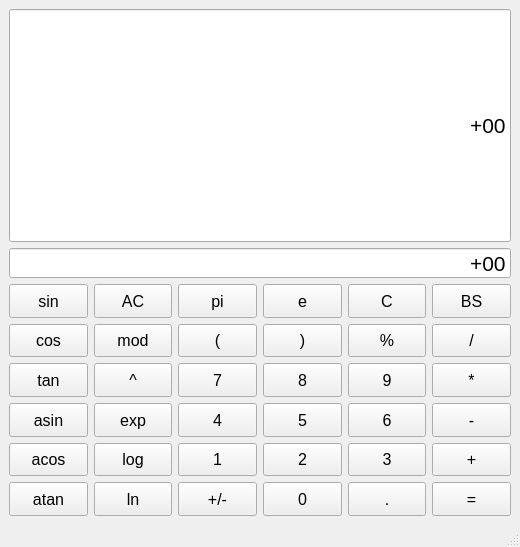
Qt form QtM37_01_Calculator/calculator.ui (IgorTsoy2022/SkillBox) before a commit.
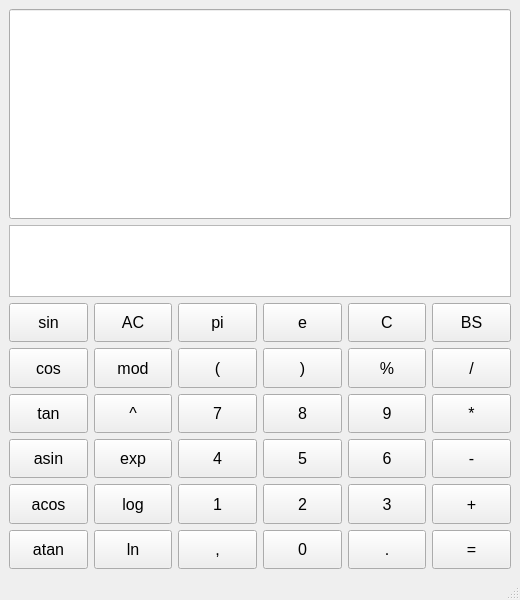
The same form after that commit.

The edit to the form file:
```diff
--- a/QtM37_01_Calculator/calculator.ui
+++ b/QtM37_01_Calculator/calculator.ui
@@ -7,7 +7,7 @@
     <x>0</x>
     <y>0</y>
     <width>520</width>
-    <height>547</height>
+    <height>600</height>
    </rect>
   </property>
   <property name="maximumSize">
@@ -46,49 +46,40 @@
         <property name="maximumSize">
          <size>
           <width>16777215</width>
-          <height>16777215</height>
+          <height>210</height>
          </size>
         </property>
         <property name="font">
          <font>
-          <pointsize>16</pointsize>
+          <pointsize>14</pointsize>
          </font>
         </property>
-        <property name="layoutDirection">
-         <enum>Qt::LeftToRight</enum>
-        </property>
-        <property name="text">
-         <string>+00</string>
-        </property>
         <property name="alignment">
          <set>Qt::AlignRight|Qt::AlignTrailing|Qt::AlignVCenter</set>
         </property>
        </widget>
       </item>
       <item>
-       <widget class="QLineEdit" name="lineEdit_Result">
+       <widget class="QTextEdit" name="textEdit_Result">
         <property name="minimumSize">
          <size>
           <width>0</width>
-          <height>30</height>
+          <height>24</height>
          </size>
         </property>
         <property name="maximumSize">
          <size>
           <width>16777215</width>
-          <height>30</height>
+          <height>72</height>
          </size>
         </property>
         <property name="font">
          <font>
-          <pointsize>16</pointsize>
+          <pointsize>11</pointsize>
          </font>
         </property>
-        <property name="text">
-         <string>+00</string>
-        </property>
-        <property name="alignment">
-         <set>Qt::AlignRight|Qt::AlignTrailing|Qt::AlignVCenter</set>
+        <property name="cursor" stdset="0">
+         <cursorShape>IBeamCursor</cursorShape>
         </property>
         <property name="readOnly">
          <bool>true</bool>
@@ -543,7 +534,7 @@
            </font>
           </property>
           <property name="text">
-           <string>+/-</string>
+           <string>,</string>
           </property>
          </widget>
         </item>
```
Left out of the diff: 4 changed lines with no effect on the pictures.
